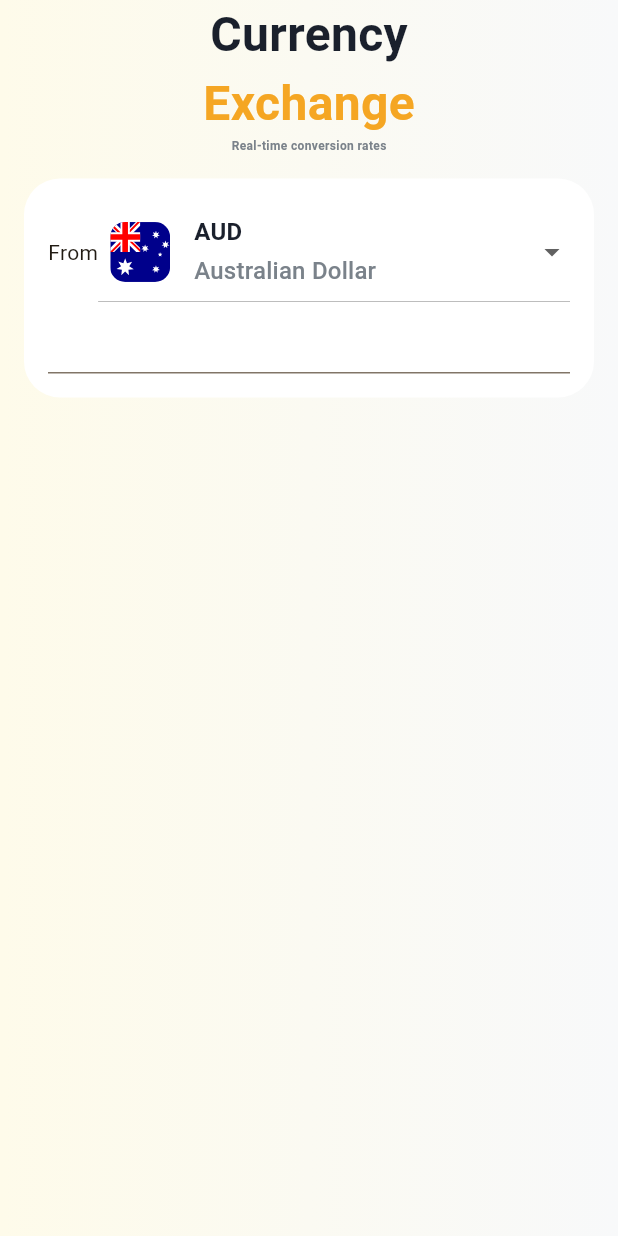
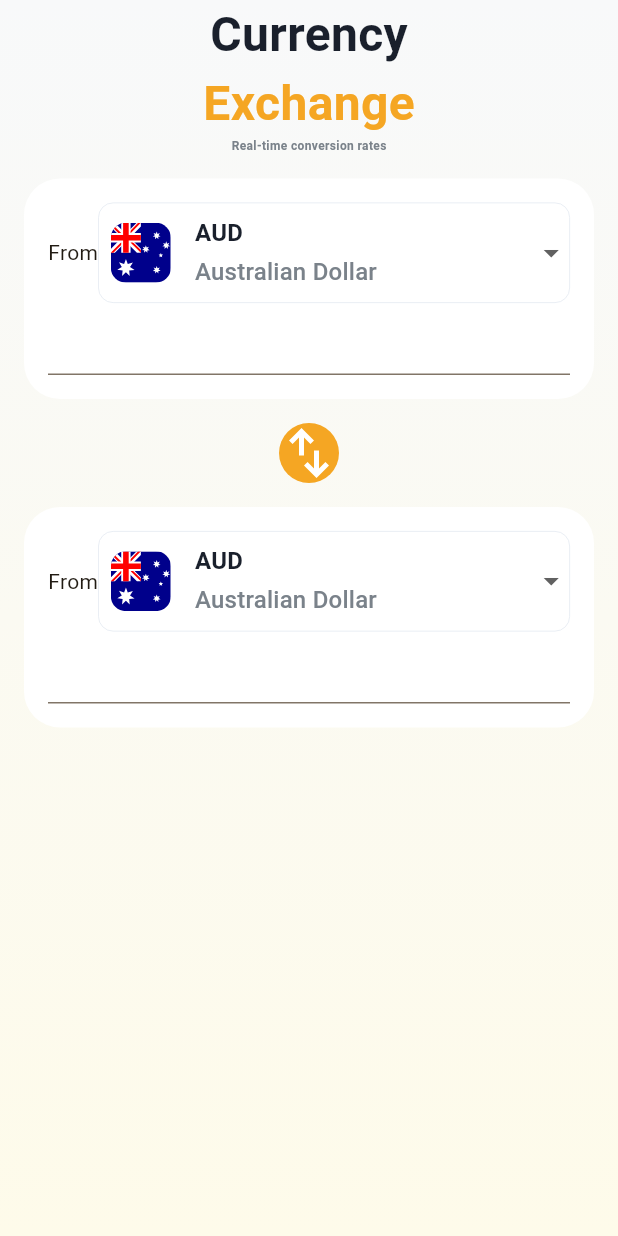
Before and after one commit to mohamedshemees/currencyX_flutter, a Flutter app: the screen it shows after launch, on a phone screen of 412 x 824 dp. Run offline on Flutter 3.47's test engine with Material 3 defaults, Android fonts, the phone set to English and light mode, and no system bars; our stand-ins replace flutter_svg.

Commit message:
feat: update gradientEnd color

```diff
--- a/lib/main.dart
+++ b/lib/main.dart
@@ -32,9 +32,9 @@ class MyHomePage extends StatelessWidget {
       body: Container(
         decoration: BoxDecoration(
           gradient:  LinearGradient(colors: [
+            AppColors.gradientStart,
             AppColors.gradientEnd,
-            AppColors.gradientStart,
-          ]),
+          ],begin: Alignment.topCenter,end: Alignment.bottomCenter),
         ),
         child: SafeArea(
           child: Column(
@@ -60,6 +60,17 @@ class MyHomePage extends StatelessWidget {
                   color: AppColors.subtleTextColor,
                   fontWeight: FontWeight.bold,
                 ),
+              ),
+              BaseCurrencyWidget(),
+              Container(
+                decoration: BoxDecoration(
+                  borderRadius: BorderRadius.all(Radius.circular(50)),
+                  color: AppColors.accentColor
+                ),
+                child: SvgPicture.asset("assets/ic_swap.svg",
+                    colorFilter:ColorFilter.mode(AppColors.cardBackgroundColor, BlendMode.srcIn) ,
+                    width: 40,
+                    height: 40),
               ),
               BaseCurrencyWidget(),
             ],
@@ -118,11 +129,16 @@ class _CountriesDropdownWidgetState extends State<CountriesDropdownWidget> {
 
   @override
   Widget build(BuildContext context) {
-    return DropdownButton<Country>(
+    return Container(
+      decoration: BoxDecoration(
+        border: Border.all(color: AppColors.spinnerBorderColor, width: .5,),
+        borderRadius: BorderRadius.circular(10),
+      ),
+      child: DropdownButton<Country>(
         value: _selectedCountry,
         isExpanded: true,
         itemHeight: null,
-      borderRadius: const BorderRadius.all(Radius.circular(10)),
+        underline: Container(),
         items: countries.map((Country country) {
           return DropdownMenuItem<Country>(
             value: country,
@@ -175,6 +191,7 @@ class _CountriesDropdownWidgetState extends State<CountriesDropdownWidget> {
             });
           }
         },
+      ),
     );
   }
 }
```
Lines whose indentation alone changed are shown as unchanged.
